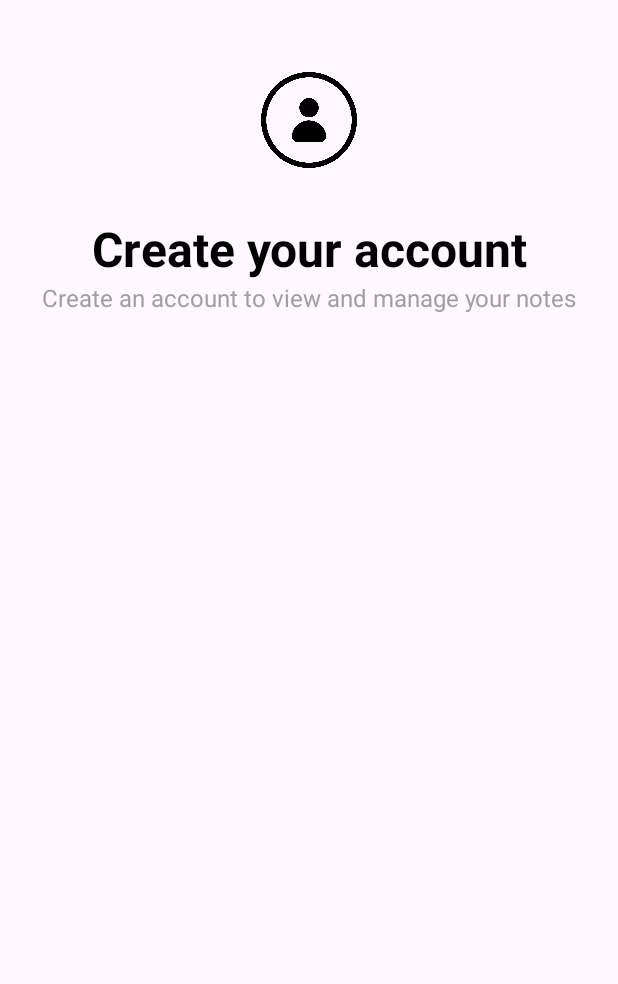
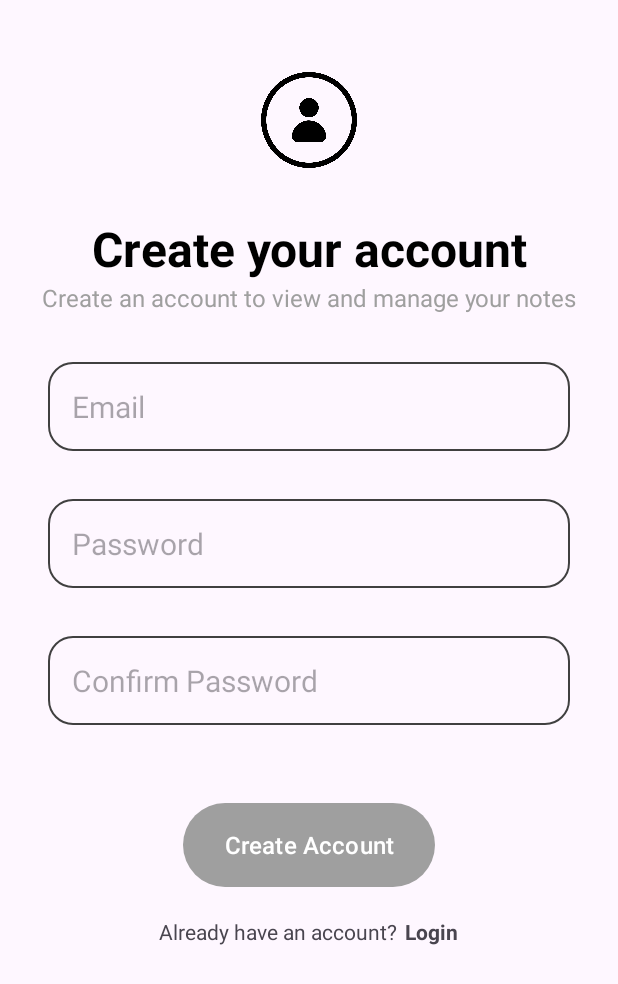
Before and after one commit to maxchtse/Note-app, an Android app: the CreateAccountActivity screen opened directly, with no data from a screen before it, on a phone screen of 412 x 824 dp. Shown: the top 984 px of the screen. Run offline under Robolectric (Android 15) with nearby library versions, the phone set to English and light mode, and no system bars.

Commit message:
Update createAccount UI

```diff
--- a/app/src/main/java/com/company/noteapp/SplashActivity.java
+++ b/app/src/main/java/com/company/noteapp/SplashActivity.java
@@ -18,7 +18,7 @@ public class SplashActivity extends AppCompatActivity {
         new Handler().postDelayed(new Runnable() {
             @Override
             public void run() {
-                startActivity(new Intent(SplashActivity.this, MainActivity.class));
+                startActivity(new Intent(SplashActivity.this, CreateAccountActivity.class));
                 finish();
             }
         }, 1000);
--- /dev/null
+++ b/app/src/main/res/drawable/rounded_corner.xml
@@ -0,0 +1,6 @@
+<?xml version="1.0" encoding="utf-8"?>
+<shape xmlns:android="http://schemas.android.com/apk/res/android"
+    android:shape="rectangle">
+    <corners android:radius="16dp"></corners>
+    <stroke android:width="1.5dp" android:color="@color/secondary_color"></stroke>
+</shape>
--- a/app/src/main/res/layout/activity_create_account.xml
+++ b/app/src/main/res/layout/activity_create_account.xml
@@ -21,7 +21,8 @@
         android:layout_width="match_parent"
         android:layout_height="wrap_content"
         android:layout_below="@+id/sign_up_icon"
-        android:orientation="vertical">
+        android:orientation="vertical"
+        android:id="@+id/CreateAccount_text">
 
         <TextView
             android:layout_width="match_parent"
@@ -30,7 +31,7 @@
             android:textStyle="bold"
             android:textSize="32sp"
             android:textColor="@color/black"
-            android:textAlignment="center"/>
+            android:textAlignment="center" />
 
         <TextView
             android:layout_width="match_parent"
@@ -38,7 +39,98 @@
             android:text="Create an account to view and manage your notes"
             android:textSize="16sp"
             android:textColor="@color/primary_color"
-            android:textAlignment="center"/>
+            android:textAlignment="center" />
+    </LinearLayout>
+
+    <LinearLayout
+        android:layout_width="match_parent"
+        android:layout_height="wrap_content"
+        android:layout_below="@id/CreateAccount_text"
+        android:layout_marginVertical="16dp"
+        android:layout_marginLeft="16sp"
+        android:layout_marginRight="16sp"
+        android:orientation="vertical"
+        android:id="@+id/create_account_form">
+
+        <EditText
+            android:layout_width="match_parent"
+            android:layout_height="wrap_content"
+            android:layout_marginTop="16dp"
+            android:hint="Email"
+            android:inputType="textEmailAddress"
+            android:textSize="20sp"
+            android:background="@drawable/rounded_corner"
+            android:padding="16dp"
+            android:id="@+id/email_edit_text">
+        </EditText>
+
+        <EditText
+            android:layout_width="match_parent"
+            android:layout_height="wrap_content"
+            android:layout_marginTop="32dp"
+            android:hint="Password"
+            android:inputType="numberPassword"
+            android:textSize="20sp"
+            android:background="@drawable/rounded_corner"
+            android:padding="16dp"
+            android:id="@+id/password_edit_text">
+        </EditText>
+
+        <EditText
+            android:layout_width="match_parent"
+            android:layout_height="wrap_content"
+            android:layout_marginTop="32dp"
+            android:layout_marginBottom="32dp"
+            android:hint="Confirm Password"
+            android:inputType="numberPassword"
+            android:textSize="20sp"
+            android:background="@drawable/rounded_corner"
+            android:padding="16dp"
+            android:id="@+id/confirm_password_edit_text">
+        </EditText>
+
+        <ProgressBar
+            android:layout_width="24dp"
+            android:layout_height="24dp"
+            android:layout_margin="24dp"
+            android:layout_gravity="center"
+            android:visibility="gone"
+            android:id="@+id/progress_bar">
+        </ProgressBar>
+
+        <com.google.android.material.button.MaterialButton
+            android:layout_width="168dp"
+            android:layout_height="64dp"
+            android:layout_marginTop="16dp"
+            android:layout_gravity="center"
+            android:text="Create Account"
+            android:textColor="@color/white"
+            android:textSize="16sp"
+            android:id="@+id/create_account_btn">
+        </com.google.android.material.button.MaterialButton>
+    </LinearLayout>
+
+    <LinearLayout
+        android:layout_width="match_parent"
+        android:layout_height="wrap_content"
+        android:layout_below="@id/create_account_form"
+        android:orientation="horizontal"
+        android:gravity="center">
+
+        <TextView
+            android:layout_width="wrap_content"
+            android:layout_height="wrap_content"
+            android:text="Already have an account?">
+        </TextView>
+
+        <TextView
+            android:layout_width="wrap_content"
+            android:layout_height="wrap_content"
+            android:paddingLeft="5dp"
+            android:text="Login"
+            android:textStyle="bold"
+            android:id="@+id/goto_login">
+        </TextView>
     </LinearLayout>
 
 </RelativeLayout>
```
